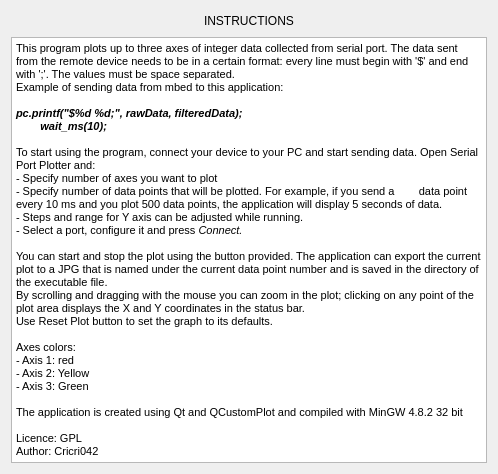
This is helpwindow.ui in devlabnet/YASP as Qt 5 draws it before an edit. The edited form follows.
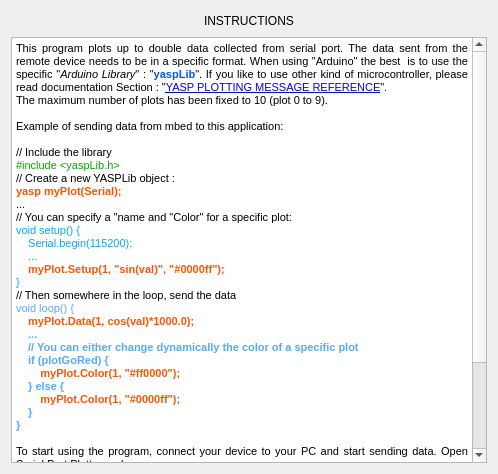
This is the edited form.

Commit message: 11/03/2019 at 12:08:34  // removed help tab in widgets; Update help  M customwidget.cpp  M customwidget.h  M dialwidget.cpp  M helpwindow.ui  M installer/YASP_Setup.exe  M mainwindow.cpp  M mainwindow.hpp  M mainwindow.ui  M sliderwidget.cpp  M yaspgraph.cpp

The edit to the form file:
```diff
--- a/helpwindow.ui
+++ b/helpwindow.ui
@@ -58,31 +58,43 @@
 &lt;html&gt;&lt;head&gt;&lt;meta name=&quot;qrichtext&quot; content=&quot;1&quot; /&gt;&lt;style type=&quot;text/css&quot;&gt;
 p, li { white-space: pre-wrap; }
 &lt;/style&gt;&lt;/head&gt;&lt;body style=&quot; font-family:'MS Shell Dlg 2'; font-size:8.14286pt; font-weight:400; font-style:normal;&quot;&gt;
-&lt;p style=&quot; margin-top:0px; margin-bottom:0px; margin-left:0px; margin-right:0px; -qt-block-indent:0; text-indent:0px;&quot;&gt;&lt;span style=&quot; font-size:8pt;&quot;&gt;This program plots up to three axes of integer data collected from serial port. The data sent from the remote device needs to be in a certain format: every line must begin with '$' and end with ';'. The values must be space separated.&lt;/span&gt;&lt;/p&gt;
-&lt;p style=&quot; margin-top:0px; margin-bottom:0px; margin-left:0px; margin-right:0px; -qt-block-indent:0; text-indent:0px;&quot;&gt;&lt;span style=&quot; font-size:8pt;&quot;&gt;Example of sending data from mbed to this application:&lt;/span&gt;&lt;/p&gt;
-&lt;p style=&quot;-qt-paragraph-type:empty; margin-top:0px; margin-bottom:0px; margin-left:0px; margin-right:0px; -qt-block-indent:0; text-indent:0px; font-size:8pt;&quot;&gt;&lt;br /&gt;&lt;/p&gt;
-&lt;p style=&quot; margin-top:0px; margin-bottom:0px; margin-left:0px; margin-right:0px; -qt-block-indent:0; text-indent:0px;&quot;&gt;&lt;span style=&quot; font-size:8pt; font-weight:600; font-style:italic;&quot;&gt;pc.printf(&amp;quot;$%d %d;&amp;quot;, rawData, filteredData);&lt;/span&gt;&lt;/p&gt;
-&lt;p style=&quot; margin-top:0px; margin-bottom:0px; margin-left:0px; margin-right:0px; -qt-block-indent:0; text-indent:0px;&quot;&gt;&lt;span style=&quot; font-size:8pt; font-weight:600; font-style:italic;&quot;&gt;        wait_ms(10);&lt;/span&gt;&lt;/p&gt;
-&lt;p style=&quot;-qt-paragraph-type:empty; margin-top:0px; margin-bottom:0px; margin-left:0px; margin-right:0px; -qt-block-indent:0; text-indent:0px; font-size:8pt;&quot;&gt;&lt;br /&gt;&lt;/p&gt;
-&lt;p style=&quot; margin-top:0px; margin-bottom:0px; margin-left:0px; margin-right:0px; -qt-block-indent:0; text-indent:0px;&quot;&gt;&lt;span style=&quot; font-size:8pt;&quot;&gt;To start using the program, connect your device to your PC and start sending data. Open Serial Port Plotter and:&lt;/span&gt;&lt;/p&gt;
-&lt;p style=&quot; margin-top:0px; margin-bottom:0px; margin-left:0px; margin-right:0px; -qt-block-indent:0; text-indent:0px;&quot;&gt;&lt;span style=&quot; font-size:8pt;&quot;&gt;- Specify number of axes you want to plot&lt;/span&gt;&lt;/p&gt;
-&lt;p style=&quot; margin-top:0px; margin-bottom:0px; margin-left:0px; margin-right:0px; -qt-block-indent:0; text-indent:0px;&quot;&gt;&lt;span style=&quot; font-size:8pt;&quot;&gt;- Specify number of data points that will be plotted. For example, if you send a        data point every 10 ms and you plot 500 data points, the application will display 5 seconds of data. &lt;/span&gt;&lt;/p&gt;
-&lt;p style=&quot; margin-top:0px; margin-bottom:0px; margin-left:0px; margin-right:0px; -qt-block-indent:0; text-indent:0px;&quot;&gt;&lt;span style=&quot; font-size:8pt;&quot;&gt;- Steps and range for Y axis can be adjusted while running.&lt;/span&gt;&lt;/p&gt;
-&lt;p style=&quot; margin-top:0px; margin-bottom:0px; margin-left:0px; margin-right:0px; -qt-block-indent:0; text-indent:0px;&quot;&gt;&lt;span style=&quot; font-size:8pt;&quot;&gt;- Select a port, configure it and press&lt;/span&gt;&lt;span style=&quot; font-size:8pt; font-style:italic;&quot;&gt; Connect.&lt;/span&gt;&lt;/p&gt;
-&lt;p style=&quot;-qt-paragraph-type:empty; margin-top:0px; margin-bottom:0px; margin-left:0px; margin-right:0px; -qt-block-indent:0; text-indent:0px; font-size:8pt; font-style:italic;&quot;&gt;&lt;br /&gt;&lt;/p&gt;
-&lt;p style=&quot; margin-top:0px; margin-bottom:0px; margin-left:0px; margin-right:0px; -qt-block-indent:0; text-indent:0px;&quot;&gt;&lt;span style=&quot; font-size:8pt;&quot;&gt;You can start and stop the plot using the button provided. The application can export the current plot to a JPG that is named under the current data point number and is saved in the directory of the executable file. &lt;/span&gt;&lt;/p&gt;
-&lt;p style=&quot; margin-top:0px; margin-bottom:0px; margin-left:0px; margin-right:0px; -qt-block-indent:0; text-indent:0px;&quot;&gt;&lt;span style=&quot; font-size:8pt;&quot;&gt;By scrolling and dragging with the mouse you can zoom in the plot; clicking on any point of the plot area displays the X and Y coordinates in the status bar. &lt;/span&gt;&lt;/p&gt;
-&lt;p style=&quot; margin-top:0px; margin-bottom:0px; margin-left:0px; margin-right:0px; -qt-block-indent:0; text-indent:0px;&quot;&gt;&lt;span style=&quot; font-size:8pt;&quot;&gt;Use Reset Plot button to set the graph to its defaults. &lt;/span&gt;&lt;/p&gt;
-&lt;p style=&quot;-qt-paragraph-type:empty; margin-top:0px; margin-bottom:0px; margin-left:0px; margin-right:0px; -qt-block-indent:0; text-indent:0px; font-size:8pt;&quot;&gt;&lt;br /&gt;&lt;/p&gt;
-&lt;p style=&quot; margin-top:0px; margin-bottom:0px; margin-left:0px; margin-right:0px; -qt-block-indent:0; text-indent:0px;&quot;&gt;&lt;span style=&quot; font-size:8pt;&quot;&gt;Axes colors:&lt;/span&gt;&lt;/p&gt;
-&lt;p style=&quot; margin-top:0px; margin-bottom:0px; margin-left:0px; margin-right:0px; -qt-block-indent:0; text-indent:0px;&quot;&gt;&lt;span style=&quot; font-size:8pt;&quot;&gt;- Axis 1: red&lt;/span&gt;&lt;/p&gt;
-&lt;p style=&quot; margin-top:0px; margin-bottom:0px; margin-left:0px; margin-right:0px; -qt-block-indent:0; text-indent:0px;&quot;&gt;&lt;span style=&quot; font-size:8pt;&quot;&gt;- Axis 2: Yellow&lt;/span&gt;&lt;/p&gt;
-&lt;p style=&quot; margin-top:0px; margin-bottom:0px; margin-left:0px; margin-right:0px; -qt-block-indent:0; text-indent:0px;&quot;&gt;&lt;span style=&quot; font-size:8pt;&quot;&gt;- Axis 3: Green&lt;/span&gt;&lt;/p&gt;
-&lt;p style=&quot;-qt-paragraph-type:empty; margin-top:0px; margin-bottom:0px; margin-left:0px; margin-right:0px; -qt-block-indent:0; text-indent:0px; font-size:8pt;&quot;&gt;&lt;br /&gt;&lt;/p&gt;
-&lt;p style=&quot; margin-top:0px; margin-bottom:0px; margin-left:0px; margin-right:0px; -qt-block-indent:0; text-indent:0px;&quot;&gt;&lt;span style=&quot; font-size:8pt;&quot;&gt;The application is created using Qt and QCustomPlot and compiled with MinGW 4.8.2 32 bit&lt;/span&gt;&lt;/p&gt;
-&lt;p style=&quot;-qt-paragraph-type:empty; margin-top:0px; margin-bottom:0px; margin-left:0px; margin-right:0px; -qt-block-indent:0; text-indent:0px; font-size:8pt;&quot;&gt;&lt;br /&gt;&lt;/p&gt;
-&lt;p style=&quot; margin-top:0px; margin-bottom:0px; margin-left:0px; margin-right:0px; -qt-block-indent:0; text-indent:0px;&quot;&gt;&lt;span style=&quot; font-size:8pt;&quot;&gt;Licence: GPL&lt;/span&gt;&lt;/p&gt;
-&lt;p style=&quot; margin-top:0px; margin-bottom:0px; margin-left:0px; margin-right:0px; -qt-block-indent:0; text-indent:0px;&quot;&gt;&lt;span style=&quot; font-size:8pt;&quot;&gt;Author: Cricri042&lt;/span&gt;&lt;/p&gt;&lt;/body&gt;&lt;/html&gt;</string>
+&lt;p align=&quot;justify&quot; style=&quot; margin-top:0px; margin-bottom:0px; margin-left:0px; margin-right:0px; -qt-block-indent:0; text-indent:0px;&quot;&gt;&lt;span style=&quot; font-size:8pt;&quot;&gt;This program plots up to double data collected from serial port. The data sent from the remote device needs to be in a specific format. When using &amp;quot;Arduino&amp;quot; the best  is to use the specific &amp;quot;&lt;/span&gt;&lt;span style=&quot; font-size:8pt; font-style:italic;&quot;&gt;Arduino Library&lt;/span&gt;&lt;span style=&quot; font-size:8pt;&quot;&gt;&amp;quot; : &amp;quot;&lt;/span&gt;&lt;span style=&quot; font-size:8pt; font-weight:600; color:#0055ff;&quot;&gt;yaspLib&lt;/span&gt;&lt;span style=&quot; font-size:8pt;&quot;&gt;&amp;quot;. If you like to use other kind of microcontroller, please read documentation Section : &amp;quot;&lt;/span&gt;&lt;a href=&quot;https://gdoc.pub/doc/e/2PACX-1vQmyyZDie11-NvYd0V3Ry10cUGisbMw1lMT7EOq4qnecPBSdgyicpQix47Plv0QDT93KMiAFPEK7MNc&quot;&gt;&lt;span style=&quot; font-size:8pt; text-decoration: underline; color:#0000ff;&quot;&gt;YASP PLOTTING MESSAGE REFERENCE&lt;/span&gt;&lt;/a&gt;&lt;span style=&quot; font-size:8pt;&quot;&gt;&amp;quot;. &lt;/span&gt;&lt;/p&gt;
+&lt;p align=&quot;justify&quot; style=&quot; margin-top:0px; margin-bottom:0px; margin-left:0px; margin-right:0px; -qt-block-indent:0; text-indent:0px;&quot;&gt;&lt;span style=&quot; font-size:8pt;&quot;&gt;The maximum number of plots has been fixed to 10 (plot 0 to 9).&lt;/span&gt;&lt;/p&gt;
+&lt;p align=&quot;justify&quot; style=&quot;-qt-paragraph-type:empty; margin-top:0px; margin-bottom:0px; margin-left:0px; margin-right:0px; -qt-block-indent:0; text-indent:0px; font-size:8pt;&quot;&gt;&lt;br /&gt;&lt;/p&gt;
+&lt;p align=&quot;justify&quot; style=&quot; margin-top:0px; margin-bottom:0px; margin-left:0px; margin-right:0px; -qt-block-indent:0; text-indent:0px;&quot;&gt;&lt;span style=&quot; font-size:8pt;&quot;&gt;Example of sending data from mbed to this application:&lt;/span&gt;&lt;/p&gt;
+&lt;p align=&quot;justify&quot; style=&quot;-qt-paragraph-type:empty; margin-top:0px; margin-bottom:0px; margin-left:0px; margin-right:0px; -qt-block-indent:0; text-indent:0px; font-size:8pt;&quot;&gt;&lt;br /&gt;&lt;/p&gt;
+&lt;p align=&quot;justify&quot; style=&quot; margin-top:0px; margin-bottom:0px; margin-left:0px; margin-right:0px; -qt-block-indent:0; text-indent:0px;&quot;&gt;&lt;span style=&quot; font-size:8pt;&quot;&gt;// Include the library&lt;/span&gt;&lt;/p&gt;
+&lt;p align=&quot;justify&quot; style=&quot; margin-top:0px; margin-bottom:0px; margin-left:0px; margin-right:0px; -qt-block-indent:0; text-indent:0px;&quot;&gt;&lt;span style=&quot; font-size:8pt; color:#00aa00;&quot;&gt;#include &amp;lt;yaspLib.h&amp;gt;&lt;/span&gt;&lt;/p&gt;
+&lt;p align=&quot;justify&quot; style=&quot; margin-top:0px; margin-bottom:0px; margin-left:0px; margin-right:0px; -qt-block-indent:0; text-indent:0px;&quot;&gt;&lt;span style=&quot; font-size:8pt;&quot;&gt;// Create a new YASPLib object :&lt;/span&gt;&lt;/p&gt;
+&lt;p align=&quot;justify&quot; style=&quot; margin-top:0px; margin-bottom:0px; margin-left:0px; margin-right:0px; -qt-block-indent:0; text-indent:0px;&quot;&gt;&lt;span style=&quot; font-size:8pt; font-weight:600; color:#ff5500;&quot;&gt;yasp myPlot(Serial);&lt;/span&gt;&lt;/p&gt;
+&lt;p align=&quot;justify&quot; style=&quot; margin-top:0px; margin-bottom:0px; margin-left:0px; margin-right:0px; -qt-block-indent:0; text-indent:0px;&quot;&gt;&lt;span style=&quot; font-size:8pt;&quot;&gt;...&lt;/span&gt;&lt;/p&gt;
+&lt;p align=&quot;justify&quot; style=&quot; margin-top:0px; margin-bottom:0px; margin-left:0px; margin-right:0px; -qt-block-indent:0; text-indent:0px;&quot;&gt;&lt;span style=&quot; font-size:8pt;&quot;&gt;// You can specify a &amp;quot;name and &amp;quot;Color&amp;quot; for a specific plot:&lt;/span&gt;&lt;/p&gt;
+&lt;p align=&quot;justify&quot; style=&quot; margin-top:0px; margin-bottom:0px; margin-left:0px; margin-right:0px; -qt-block-indent:0; text-indent:0px;&quot;&gt;&lt;span style=&quot; font-size:8pt; color:#00aaff;&quot;&gt;void setup() {&lt;/span&gt;&lt;/p&gt;
+&lt;p align=&quot;justify&quot; style=&quot; margin-top:0px; margin-bottom:0px; margin-left:0px; margin-right:0px; -qt-block-indent:0; text-indent:0px;&quot;&gt;&lt;span style=&quot; font-size:8pt; color:#00aaff;&quot;&gt;    Serial.begin(115200);&lt;/span&gt;&lt;/p&gt;
+&lt;p align=&quot;justify&quot; style=&quot; margin-top:0px; margin-bottom:0px; margin-left:0px; margin-right:0px; -qt-block-indent:0; text-indent:0px;&quot;&gt;&lt;span style=&quot; font-size:8pt; color:#00aaff;&quot;&gt;    ...&lt;/span&gt;&lt;/p&gt;
+&lt;p align=&quot;justify&quot; style=&quot; margin-top:0px; margin-bottom:0px; margin-left:0px; margin-right:0px; -qt-block-indent:0; text-indent:0px;&quot;&gt;&lt;span style=&quot; font-size:8pt; font-weight:600; color:#ff5500;&quot;&gt;    myPlot.Setup(1, &amp;quot;sin(val)&amp;quot;, &amp;quot;#0000ff&amp;quot;);&lt;/span&gt;&lt;/p&gt;
+&lt;p align=&quot;justify&quot; style=&quot; margin-top:0px; margin-bottom:0px; margin-left:0px; margin-right:0px; -qt-block-indent:0; text-indent:0px;&quot;&gt;&lt;span style=&quot; font-size:8pt; color:#00aaff;&quot;&gt;}&lt;/span&gt;&lt;/p&gt;
+&lt;p align=&quot;justify&quot; style=&quot; margin-top:0px; margin-bottom:0px; margin-left:0px; margin-right:0px; -qt-block-indent:0; text-indent:0px;&quot;&gt;&lt;span style=&quot; font-size:8pt;&quot;&gt;// Then somewhere in the loop, send the data&lt;/span&gt;&lt;/p&gt;
+&lt;p align=&quot;justify&quot; style=&quot; margin-top:0px; margin-bottom:0px; margin-left:0px; margin-right:0px; -qt-block-indent:0; text-indent:0px;&quot;&gt;&lt;span style=&quot; font-size:8pt; color:#55aaff;&quot;&gt;void loop() {&lt;/span&gt;&lt;/p&gt;
+&lt;p align=&quot;justify&quot; style=&quot; margin-top:0px; margin-bottom:0px; margin-left:0px; margin-right:0px; -qt-block-indent:0; text-indent:0px;&quot;&gt;&lt;span style=&quot; font-size:8pt; font-weight:600; color:#ff5500;&quot;&gt;    myPlot.Data(1, cos(val)*1000.0);&lt;/span&gt;&lt;/p&gt;
+&lt;p align=&quot;justify&quot; style=&quot; margin-top:0px; margin-bottom:0px; margin-left:0px; margin-right:0px; -qt-block-indent:0; text-indent:0px;&quot;&gt;&lt;span style=&quot; font-size:8pt; font-weight:600; color:#55aaff;&quot;&gt;    ...&lt;/span&gt;&lt;/p&gt;
+&lt;p align=&quot;justify&quot; style=&quot; margin-top:0px; margin-bottom:0px; margin-left:0px; margin-right:0px; -qt-block-indent:0; text-indent:0px;&quot;&gt;&lt;span style=&quot; font-size:8pt; font-weight:600; color:#55aaff;&quot;&gt;    // You can either change dynamically the color of a specific plot&lt;/span&gt;&lt;/p&gt;
+&lt;p align=&quot;justify&quot; style=&quot; margin-top:0px; margin-bottom:0px; margin-left:0px; margin-right:0px; -qt-block-indent:0; text-indent:0px;&quot;&gt;&lt;span style=&quot; font-size:8pt; font-weight:600; color:#55aaff;&quot;&gt;    if (plotGoRed) {&lt;/span&gt;&lt;/p&gt;
+&lt;p align=&quot;justify&quot; style=&quot; margin-top:0px; margin-bottom:0px; margin-left:0px; margin-right:0px; -qt-block-indent:0; text-indent:0px;&quot;&gt;&lt;span style=&quot; font-size:8pt; font-weight:600; color:#ff5500;&quot;&gt;        myPlot.Color(1, &amp;quot;#ff0000&amp;quot;);&lt;/span&gt;&lt;/p&gt;
+&lt;p align=&quot;justify&quot; style=&quot; margin-top:0px; margin-bottom:0px; margin-left:0px; margin-right:0px; -qt-block-indent:0; text-indent:0px;&quot;&gt;&lt;span style=&quot; font-size:8pt; font-weight:600; color:#55aaff;&quot;&gt;    } else {&lt;/span&gt;&lt;/p&gt;
+&lt;p align=&quot;justify&quot; style=&quot; margin-top:0px; margin-bottom:0px; margin-left:0px; margin-right:0px; -qt-block-indent:0; text-indent:0px;&quot;&gt;&lt;span style=&quot; font-size:8pt; font-weight:600; color:#ff5500;&quot;&gt;        myPlot.Color(1, &amp;quot;#0000ff&amp;quot;);&lt;/span&gt;&lt;/p&gt;
+&lt;p align=&quot;justify&quot; style=&quot; margin-top:0px; margin-bottom:0px; margin-left:0px; margin-right:0px; -qt-block-indent:0; text-indent:0px;&quot;&gt;&lt;span style=&quot; font-size:8pt; font-weight:600; color:#55aaff;&quot;&gt;    }&lt;/span&gt;&lt;/p&gt;
+&lt;p align=&quot;justify&quot; style=&quot; margin-top:0px; margin-bottom:0px; margin-left:0px; margin-right:0px; -qt-block-indent:0; text-indent:0px;&quot;&gt;&lt;span style=&quot; font-size:8pt; font-weight:600; color:#55aaff;&quot;&gt;}&lt;/span&gt;&lt;/p&gt;
+&lt;p align=&quot;justify&quot; style=&quot;-qt-paragraph-type:empty; margin-top:0px; margin-bottom:0px; margin-left:0px; margin-right:0px; -qt-block-indent:0; text-indent:0px; font-size:8pt; font-weight:600;&quot;&gt;&lt;br /&gt;&lt;/p&gt;
+&lt;p align=&quot;justify&quot; style=&quot; margin-top:0px; margin-bottom:0px; margin-left:0px; margin-right:0px; -qt-block-indent:0; text-indent:0px;&quot;&gt;&lt;span style=&quot; font-size:8pt;&quot;&gt;To start using the program, connect your device to your PC and start sending data. Open Serial Port Plotter and:&lt;/span&gt;&lt;/p&gt;
+&lt;p align=&quot;justify&quot; style=&quot; margin-top:0px; margin-bottom:0px; margin-left:0px; margin-right:0px; -qt-block-indent:0; text-indent:0px;&quot;&gt;&lt;span style=&quot; font-size:8pt;&quot;&gt;- Select a port, configure it and press&lt;/span&gt;&lt;span style=&quot; font-size:8pt; font-style:italic;&quot;&gt; Connect.&lt;/span&gt;&lt;/p&gt;
+&lt;p align=&quot;justify&quot; style=&quot;-qt-paragraph-type:empty; margin-top:0px; margin-bottom:0px; margin-left:0px; margin-right:0px; -qt-block-indent:0; text-indent:0px; font-size:8pt; font-style:italic;&quot;&gt;&lt;br /&gt;&lt;/p&gt;
+&lt;p align=&quot;justify&quot; style=&quot; margin-top:0px; margin-bottom:0px; margin-left:0px; margin-right:0px; -qt-block-indent:0; text-indent:0px;&quot;&gt;&lt;span style=&quot; font-size:8pt; font-weight:600; font-style:italic;&quot;&gt;You're Done !!&lt;/span&gt;&lt;/p&gt;
+&lt;p align=&quot;justify&quot; style=&quot;-qt-paragraph-type:empty; margin-top:0px; margin-bottom:0px; margin-left:0px; margin-right:0px; -qt-block-indent:0; text-indent:0px; font-size:8pt;&quot;&gt;&lt;br /&gt;&lt;/p&gt;
+&lt;p align=&quot;justify&quot; style=&quot; margin-top:0px; margin-bottom:0px; margin-left:0px; margin-right:0px; -qt-block-indent:0; text-indent:0px;&quot;&gt;&lt;span style=&quot; font-size:8pt;&quot;&gt;The application is created using Qt and QCustomPlot.&lt;/span&gt;&lt;/p&gt;
+&lt;p align=&quot;justify&quot; style=&quot;-qt-paragraph-type:empty; margin-top:0px; margin-bottom:0px; margin-left:0px; margin-right:0px; -qt-block-indent:0; text-indent:0px; font-size:8pt;&quot;&gt;&lt;br /&gt;&lt;/p&gt;
+&lt;p align=&quot;justify&quot; style=&quot; margin-top:0px; margin-bottom:0px; margin-left:0px; margin-right:0px; -qt-block-indent:0; text-indent:0px;&quot;&gt;&lt;span style=&quot; font-size:8pt;&quot;&gt;Licence: GPL&lt;/span&gt;&lt;/p&gt;
+&lt;p align=&quot;justify&quot; style=&quot; margin-top:0px; margin-bottom:0px; margin-left:0px; margin-right:0px; -qt-block-indent:0; text-indent:0px;&quot;&gt;&lt;span style=&quot; font-size:8pt;&quot;&gt;Author: Cricri042&lt;/span&gt;&lt;/p&gt;&lt;/body&gt;&lt;/html&gt;</string>
      </property>
     </widget>
    </item>
```
The commit also changes 9 other files.
